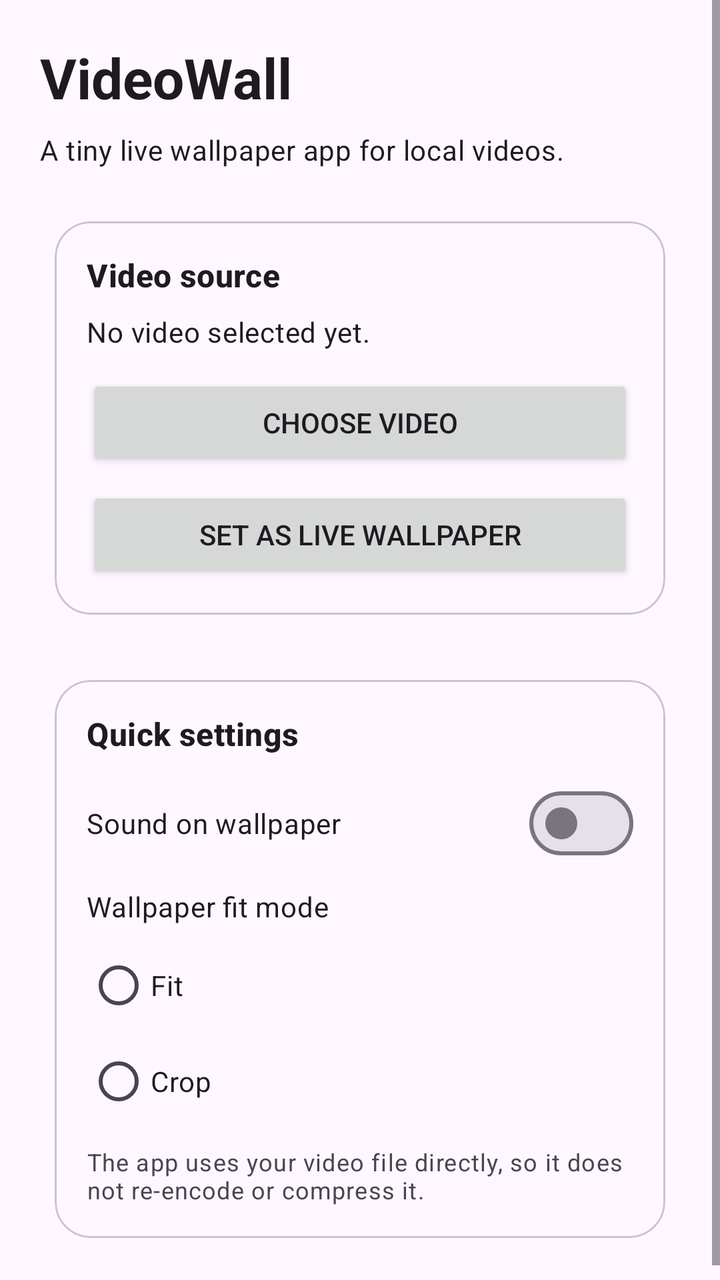
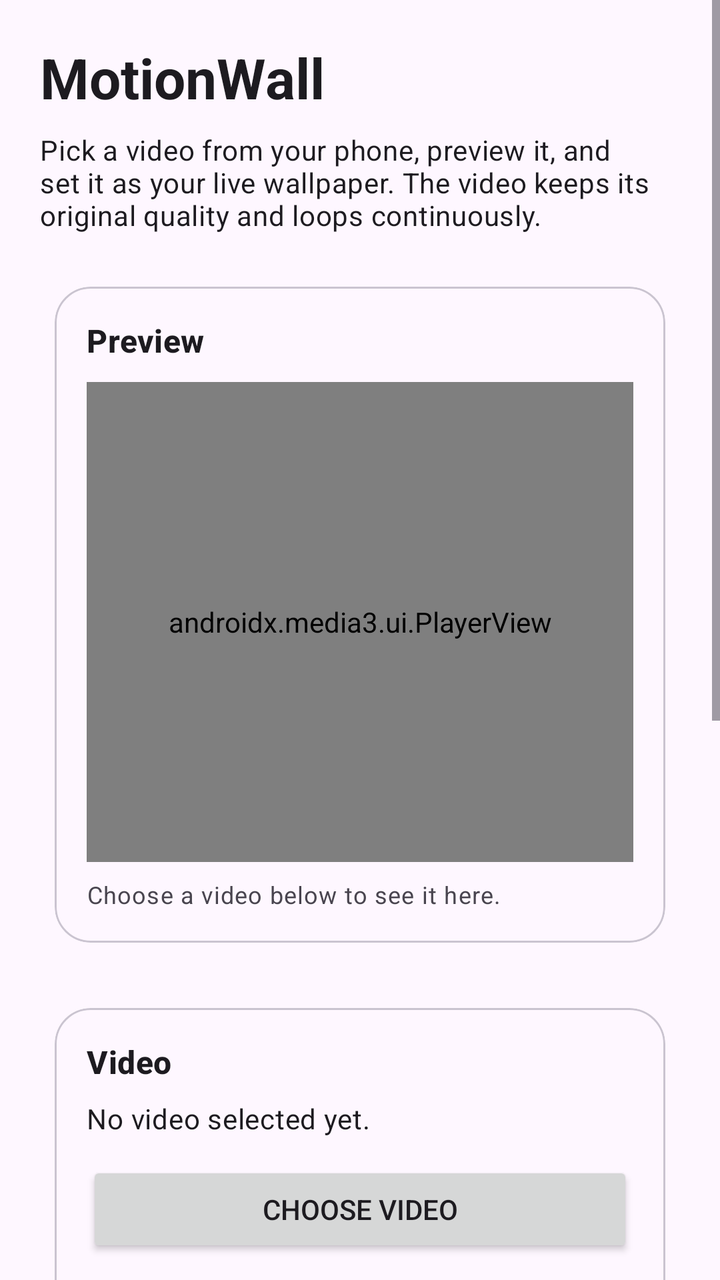

Screens rendered from an Android XML layout before and after an edit, with the pre-edit source and the edit as a unified diff.
<!-- AndroidManifest.xml: application theme Theme.VideoWallpaper -->
<!-- res/layout/activity_main.xml -->
<?xml version="1.0" encoding="utf-8"?>
<ScrollView xmlns:android="http://schemas.android.com/apk/res/android"
    xmlns:app="http://schemas.android.com/apk/res-auto"
    android:layout_width="match_parent"
    android:layout_height="match_parent"
    android:fillViewport="true">

    <LinearLayout
        android:layout_width="match_parent"
        android:layout_height="wrap_content"
        android:orientation="vertical"
        android:padding="20dp">

        <TextView
            android:layout_width="match_parent"
            android:layout_height="wrap_content"
            android:text="@string/app_name"
            android:textAppearance="@style/TextAppearance.Material3.HeadlineMedium"
            android:textStyle="bold" />

        <TextView
            android:layout_width="match_parent"
            android:layout_height="wrap_content"
            android:layout_marginTop="8dp"
            android:text="@string/app_subtitle"
            android:textAppearance="@style/TextAppearance.Material3.BodyMedium" />

        <com.google.android.material.card.MaterialCardView
            android:layout_width="match_parent"
            android:layout_height="wrap_content"
            android:layout_marginTop="18dp"
            app:cardCornerRadius="18dp"
            app:cardUseCompatPadding="true">

            <LinearLayout
                android:layout_width="match_parent"
                android:layout_height="wrap_content"
                android:orientation="vertical"
                android:padding="16dp">

                <TextView
                    android:layout_width="match_parent"
                    android:layout_height="wrap_content"
                    android:text="@string/video_source"
                    android:textAppearance="@style/TextAppearance.Material3.TitleMedium"
                    android:textStyle="bold" />

                <TextView
                    android:id="@+id/videoPathText"
                    android:layout_width="match_parent"
                    android:layout_height="wrap_content"
                    android:layout_marginTop="8dp"
                    android:text="@string/no_video_selected"
                    android:textAppearance="@style/TextAppearance.Material3.BodyMedium" />

                <Button
                    android:id="@+id/selectVideoButton"
                    android:layout_width="match_parent"
                    android:layout_height="wrap_content"
                    android:layout_marginTop="12dp"
                    android:text="@string/select_video" />

                <Button
                    android:id="@+id/setWallpaperButton"
                    android:layout_width="match_parent"
                    android:layout_height="wrap_content"
                    android:layout_marginTop="8dp"
                    android:text="@string/set_wallpaper" />
            </LinearLayout>
        </com.google.android.material.card.MaterialCardView>

        <com.google.android.material.card.MaterialCardView
            android:layout_width="match_parent"
            android:layout_height="wrap_content"
            android:layout_marginTop="16dp"
            app:cardCornerRadius="18dp"
            app:cardUseCompatPadding="true">

            <LinearLayout
                android:layout_width="match_parent"
                android:layout_height="wrap_content"
                android:orientation="vertical"
                android:padding="16dp">

                <TextView
                    android:layout_width="match_parent"
                    android:layout_height="wrap_content"
                    android:text="@string/quick_settings"
                    android:textAppearance="@style/TextAppearance.Material3.TitleMedium"
                    android:textStyle="bold" />

                <com.google.android.material.materialswitch.MaterialSwitch
                    android:id="@+id/soundSwitch"
                    android:layout_width="match_parent"
                    android:layout_height="wrap_content"
                    android:layout_marginTop="10dp"
                    android:text="@string/sound_on_wallpaper" />

                <TextView
                    android:layout_width="match_parent"
                    android:layout_height="wrap_content"
                    android:layout_marginTop="8dp"
                    android:text="@string/fit_mode_label"
                    android:textAppearance="@style/TextAppearance.Material3.BodyMedium" />

                <RadioGroup
                    android:id="@+id/fitModeGroup"
                    android:layout_width="match_parent"
                    android:layout_height="wrap_content"
                    android:layout_marginTop="6dp"
                    android:orientation="vertical">

                    <RadioButton
                        android:id="@+id/fitRadio"
                        android:layout_width="match_parent"
                        android:layout_height="wrap_content"
                        android:text="@string/mode_fit" />

                    <RadioButton
                        android:id="@+id/cropRadio"
                        android:layout_width="match_parent"
                        android:layout_height="wrap_content"
                        android:text="@string/mode_crop" />
                </RadioGroup>

                <TextView
                    android:layout_width="match_parent"
                    android:layout_height="wrap_content"
                    android:layout_marginTop="8dp"
                    android:text="@string/quality_note"
                    android:textAppearance="@style/TextAppearance.Material3.BodySmall" />
            </LinearLayout>
        </com.google.android.material.card.MaterialCardView>

    </LinearLayout>
</ScrollView>
<!-- resources referenced by this layout -->
<resources>
  <string name="app_name">VideoWall</string>
  <string name="app_subtitle">A tiny live wallpaper app for local videos.</string>
  <string name="fit_mode_label">Wallpaper fit mode</string>
  <string name="mode_crop">Crop</string>
  <string name="mode_fit">Fit</string>
  <string name="no_video_selected">No video selected yet.</string>
  <string name="quality_note">The app uses your video file directly, so it does not re-encode or compress it.</string>
  <string name="quick_settings">Quick settings</string>
  <string name="select_video">Choose video</string>
  <string name="set_wallpaper">Set as live wallpaper</string>
  <string name="sound_on_wallpaper">Sound on wallpaper</string>
  <string name="video_source">Video source</string>
  <style name="Theme.VideoWallpaper" parent="Theme.Material3.DayNight.NoActionBar">
          <item name="colorPrimary">#3A3A3A</item>
          <item name="colorSecondary">#5B5B5B</item>
          <item name="android:statusBarColor" tools:targetApi="l">#111111</item>
      </style>
</resources>

<!-- the commit's change to res/layout/activity_main.xml (unified diff, before → after) -->
@@ -41,12 +41,52 @@
                 <TextView
                     android:layout_width="match_parent"
                     android:layout_height="wrap_content"
+                    android:text="@string/preview_section"
+                    android:textAppearance="@style/TextAppearance.Material3.TitleMedium"
+                    android:textStyle="bold" />
+
+                <androidx.media3.ui.PlayerView
+                    android:id="@+id/previewView"
+                    android:layout_width="match_parent"
+                    android:layout_height="240dp"
+                    android:layout_marginTop="10dp"
+                    android:background="#000000"
+                    app:resize_mode="zoom"
+                    app:show_timeout="0"
+                    app:use_controller="true" />
+
+                <TextView
+                    android:id="@+id/previewHintText"
+                    android:layout_width="match_parent"
+                    android:layout_height="wrap_content"
+                    android:layout_marginTop="8dp"
+                    android:text="@string/preview_hint"
+                    android:textAppearance="@style/TextAppearance.Material3.BodySmall" />
+            </LinearLayout>
+        </com.google.android.material.card.MaterialCardView>
+
+        <com.google.android.material.card.MaterialCardView
+            android:layout_width="match_parent"
+            android:layout_height="wrap_content"
+            android:layout_marginTop="16dp"
+            app:cardCornerRadius="18dp"
+            app:cardUseCompatPadding="true">
+
+            <LinearLayout
+                android:layout_width="match_parent"
+                android:layout_height="wrap_content"
+                android:orientation="vertical"
+                android:padding="16dp">
+
+                <TextView
+                    android:layout_width="match_parent"
+                    android:layout_height="wrap_content"
                     android:text="@string/video_source"
                     android:textAppearance="@style/TextAppearance.Material3.TitleMedium"
                     android:textStyle="bold" />
 
                 <TextView
-                    android:id="@+id/videoPathText"
+                    android:id="@+id/videoInfoText"
                     android:layout_width="match_parent"
                     android:layout_height="wrap_content"
                     android:layout_marginTop="8dp"
@@ -111,10 +151,22 @@
                     android:orientation="vertical">
 
                     <RadioButton
-                        android:id="@+id/fitRadio"
+                        android:id="@+id/autoRadio"
                         android:layout_width="match_parent"
                         android:layout_height="wrap_content"
-                        android:text="@string/mode_fit" />
+                        android:text="@string/mode_auto" />
+
+                    <RadioButton
+                        android:id="@+id/verticalRadio"
+                        android:layout_width="match_parent"
+                        android:layout_height="wrap_content"
+                        android:text="@string/mode_vertical" />
+
+                    <RadioButton
+                        android:id="@+id/horizontalRadio"
+                        android:layout_width="match_parent"
+                        android:layout_height="wrap_content"
+                        android:text="@string/mode_horizontal" />
 
                     <RadioButton
                         android:id="@+id/cropRadio"
<!-- resource entries referenced after the edit -->
@@ -1,18 +1,22 @@
 <!-- resources referenced by this layout -->
 <resources>
-  <string name="app_name">VideoWall</string>
-  <string name="app_subtitle">A tiny live wallpaper app for local videos.</string>
-  <string name="fit_mode_label">Wallpaper fit mode</string>
+  <string name="app_name">MotionWall</string>
+  <string name="app_subtitle">Pick a video from your phone, preview it, and set it as your live wallpaper. The video keeps its original quality and loops continuously.</string>
+  <string name="fit_mode_label">How the video fits the screen</string>
+  <string name="mode_auto">Auto (fill screen, crop edges)</string>
   <string name="mode_crop">Crop</string>
-  <string name="mode_fit">Fit</string>
+  <string name="mode_horizontal">Horizontal (crop top/bottom)</string>
+  <string name="mode_vertical">Vertical (crop left/right)</string>
   <string name="no_video_selected">No video selected yet.</string>
-  <string name="quality_note">The app uses your video file directly, so it does not re-encode or compress it.</string>
-  <string name="quick_settings">Quick settings</string>
+  <string name="preview_hint">Choose a video below to see it here.</string>
+  <string name="preview_section">Preview</string>
+  <string name="quality_note">Your video file is used directly. It is never compressed, converted, or re-encoded.</string>
+  <string name="quick_settings">Settings</string>
   <string name="select_video">Choose video</string>
   <string name="set_wallpaper">Set as live wallpaper</string>
   <string name="sound_on_wallpaper">Sound on wallpaper</string>
-  <string name="video_source">Video source</string>
-  <style name="Theme.VideoWallpaper" parent="Theme.Material3.DayNight.NoActionBar">
+  <string name="video_source">Video</string>
+  <style name="Theme.MotionWall" parent="Theme.Material3.DayNight.NoActionBar">
           <item name="colorPrimary">#3A3A3A</item>
           <item name="colorSecondary">#5B5B5B</item>
           <item name="android:statusBarColor" tools:targetApi="l">#111111</item>
